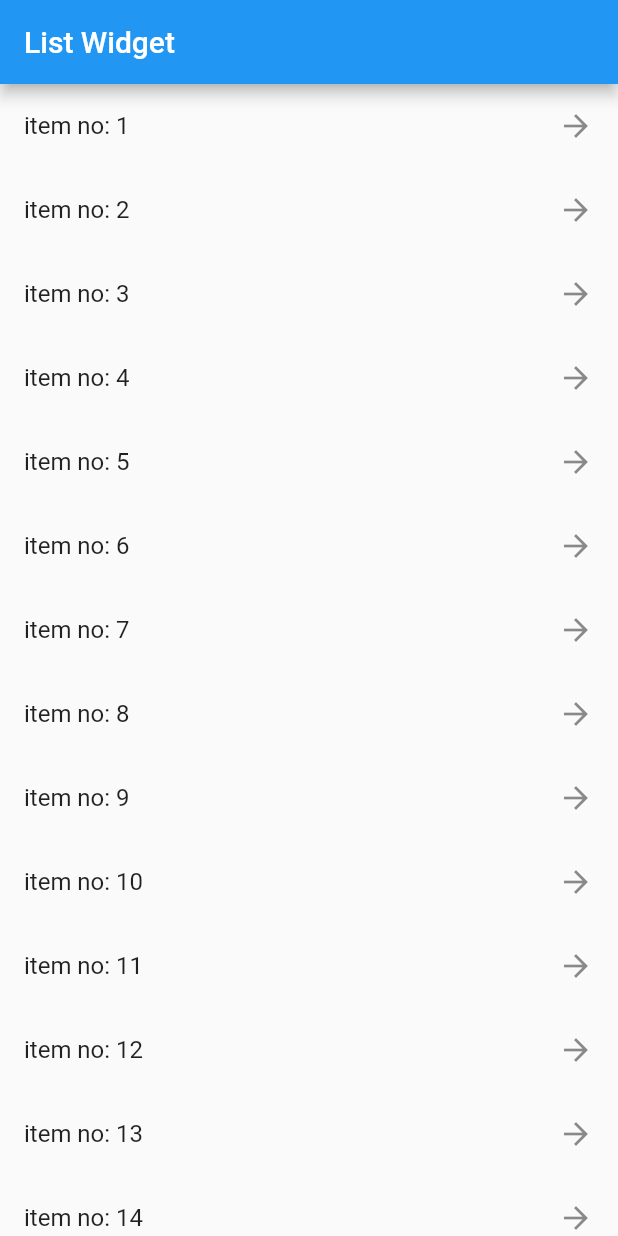
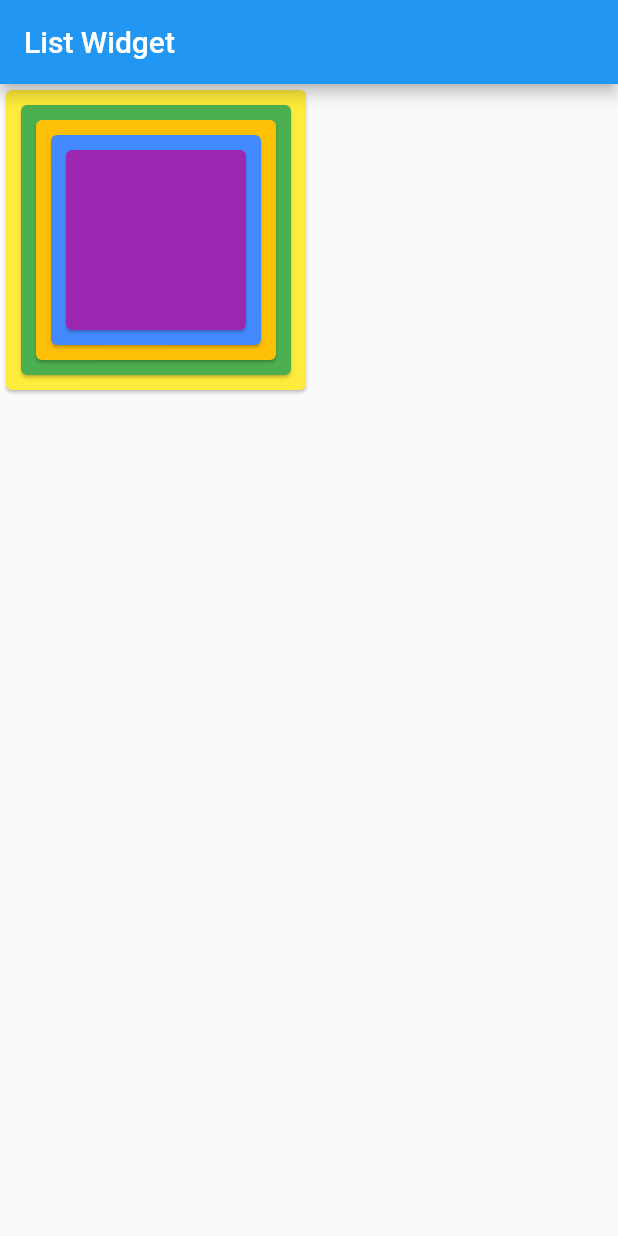
Before and after one commit to AbyvargheseMandapathel/flutter_learn, a Flutter app: the screen it shows after launch, on a phone screen of 412 x 824 dp. Run offline on Flutter 3.47's test engine with Material 2 defaults, Android fonts, the phone set to English and light mode, and no system bars.

Commit message:
9. Stack

```diff
--- a/lib/main.dart
+++ b/lib/main.dart
@@ -5,24 +5,49 @@ void main() {
 }
 
 class Application extends StatelessWidget {
-  final List<int> items = List.generate(50, (index) => index + 1);
-
   @override
   Widget build(BuildContext context) {
     return MaterialApp(
+      // Wrap with MaterialApp
       title: "New Test App",
       home: Scaffold(
         appBar: AppBar(
           title: Text("List Widget"),
         ),
-        body: ListView.builder(
-          itemCount: items.length,
-          itemBuilder: (BuildContext context, int index) {
-            return ListTile(
-              title: Text("item no: ${items[index]}"),
-              trailing: Icon(Icons.arrow_forward),
-            );
-          },
+        body: Stack(
+          alignment: Alignment.center,
+          children: [
+            Card(
+              color: Colors.yellow,
+              child: Padding(
+                padding: const EdgeInsets.all(100.0),
+              ),
+            ),
+            Card(
+              color: Colors.green,
+              child: Padding(
+                padding: const EdgeInsets.all(90.0),
+              ),
+            ),
+            Card(
+              color: Colors.amber,
+              child: Padding(
+                padding: const EdgeInsets.all(80.0),
+              ),
+            ),
+            Card(
+              color: Colors.blueAccent,
+              child: Padding(
+                padding: const EdgeInsets.all(70.0),
+              ),
+            ),
+            Card(
+              color: Colors.purple,
+              child: Padding(
+                padding: const EdgeInsets.all(60.0),
+              ),
+            ),
+          ],
         ),
       ),
     );
```
